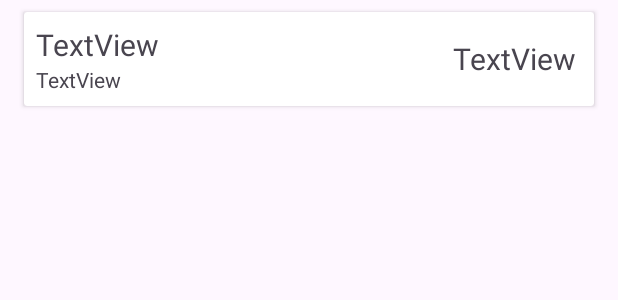
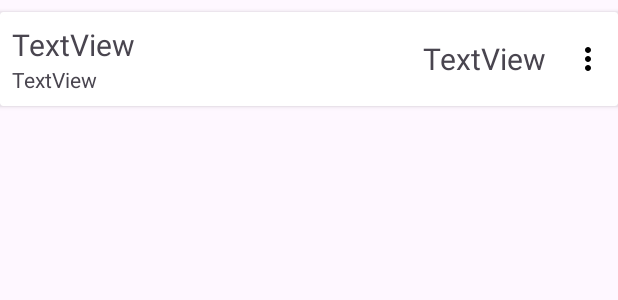
Before and after one commit to WayBackHomeProject/Mobile, an Android app: the layout list_item_destination.xml on its own in the app's theme, with its tools: preview values and no code run, on a phone screen of 412 x 824 dp. Shown: the top 300 px of the screen. Run offline under Robolectric (Android 15) with nearby library versions, the phone set to English and light mode, and no system bars.

Commit message:
feat : 목적지 삭제 기능

```diff
--- a/mobile_app/app/src/main/java/com/ssafy/waybackhome/destination/DestinationViewModel.kt
+++ b/mobile_app/app/src/main/java/com/ssafy/waybackhome/destination/DestinationViewModel.kt
@@ -44,6 +44,11 @@ class DestinationViewModel : ViewModel() {
             repo.updateDestination(destination)
         }
     }
+    fun deleteDestination(destination: Destination){
+        viewModelScope.launch {
+            repo.deleteDestination(destination)
+        }
+    }
 
     override fun onCleared() {
         super.onCleared()
--- /dev/null
+++ b/mobile_app/app/src/main/res/drawable/baseline_more_vert_24.xml
@@ -0,0 +1,5 @@
+<vector android:height="24dp" android:tint="#000000"
+    android:viewportHeight="24" android:viewportWidth="24"
+    android:width="24dp" xmlns:android="http://schemas.android.com/apk/res/android">
+    <path android:fillColor="@android:color/white" android:pathData="M12,8c1.1,0 2,-0.9 2,-2s-0.9,-2 -2,-2 -2,0.9 -2,2 0.9,2 2,2zM12,10c-1.1,0 -2,0.9 -2,2s0.9,2 2,2 2,-0.9 2,-2 -0.9,-2 -2,-2zM12,16c-1.1,0 -2,0.9 -2,2s0.9,2 2,2 2,-0.9 2,-2 -0.9,-2 -2,-2z"/>
+</vector>
--- a/mobile_app/app/src/main/res/layout/list_item_destination.xml
+++ b/mobile_app/app/src/main/res/layout/list_item_destination.xml
@@ -8,9 +8,7 @@
     <androidx.cardview.widget.CardView
         android:layout_width="0dp"
         android:layout_height="wrap_content"
-        android:layout_marginStart="16dp"
         android:layout_marginTop="8dp"
-        android:layout_marginEnd="16dp"
         android:layout_marginBottom="8dp"
         app:layout_constraintBottom_toBottomOf="parent"
         app:layout_constraintEnd_toEndOf="parent"
@@ -47,13 +45,20 @@
 
             <TextView
                 android:id="@+id/tv_list_item_destination_dist"
-                android:layout_width="match_parent"
+                android:layout_width="wrap_content"
                 android:layout_height="wrap_content"
                 android:layout_gravity="center"
-                android:layout_weight="3"
                 android:text="TextView"
                 android:textAlignment="center"
                 android:textSize="20sp" />
+
+            <ImageView
+                android:id="@+id/btn_list_item_more"
+                android:layout_width="wrap_content"
+                android:layout_height="wrap_content"
+                android:layout_gravity="center_vertical"
+                android:paddingStart="16dp"
+                android:src="@drawable/baseline_more_vert_24" />
 
         </LinearLayout>
     </androidx.cardview.widget.CardView>
```
Also changed, not shown: mobile_app/app/src/main/java/com/ssafy/waybackhome/main/DestinationListAdapter.kt (+20 -1 lines), mobile_app/app/src/main/java/com/ssafy/waybackhome/main/MainFragment.kt (+7 -1 lines), mobile_app/app/src/main/res/menu/menu_delete.xml (added, +9 -0 lines).
